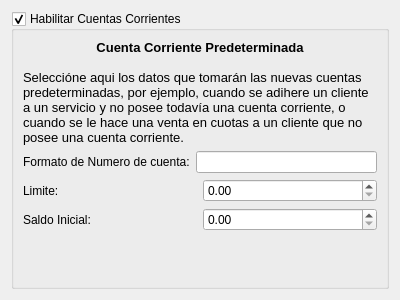
This is trunk/plugins/CtaCte/FormPrefCtaCteBase.ui in chungote/gestotux as Qt 5 draws it before an edit. The edited form follows.
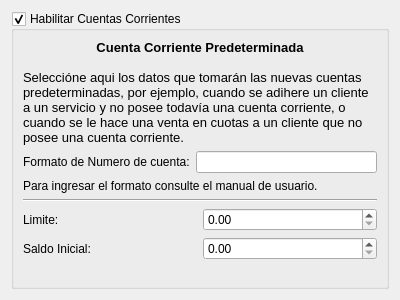
This is the edited form.

Commit message: - Agregada documentacion interna. - Mejorado manejo de memoria del sistema de reportes. - Mejorado formato de presupuesto predeterminado. - Modificada tabla de presupuestos para SQLite. - Cambiado CB de clientes en los tres formularios para que use el sistema diferido. - Eliminada preferencia repetida en le formulario de preferencias de ventas.

```diff
--- a/trunk/plugins/CtaCte/FormPrefCtaCteBase.ui
+++ b/trunk/plugins/CtaCte/FormPrefCtaCteBase.ui
@@ -62,6 +62,20 @@
         </item>
        </layout>
       </item>
+      <item>
+       <widget class="QLabel" name="label_5">
+        <property name="text">
+         <string>Para ingresar el formato consulte el manual de usuario.</string>
+        </property>
+       </widget>
+      </item>
+      <item>
+       <widget class="Line" name="line">
+        <property name="orientation">
+         <enum>Qt::Horizontal</enum>
+        </property>
+       </widget>
+      </item>
       <item>
        <layout class="QHBoxLayout" name="horizontalLayout_2">
         <item>
```
The commit also changes 21 other files.
